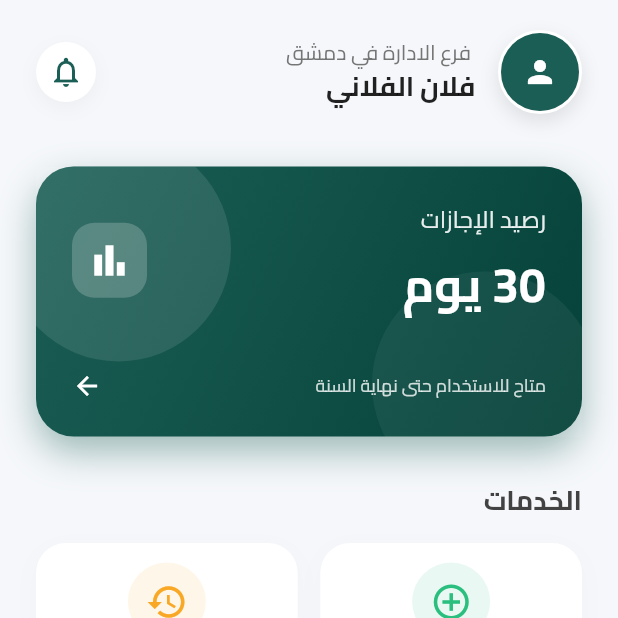
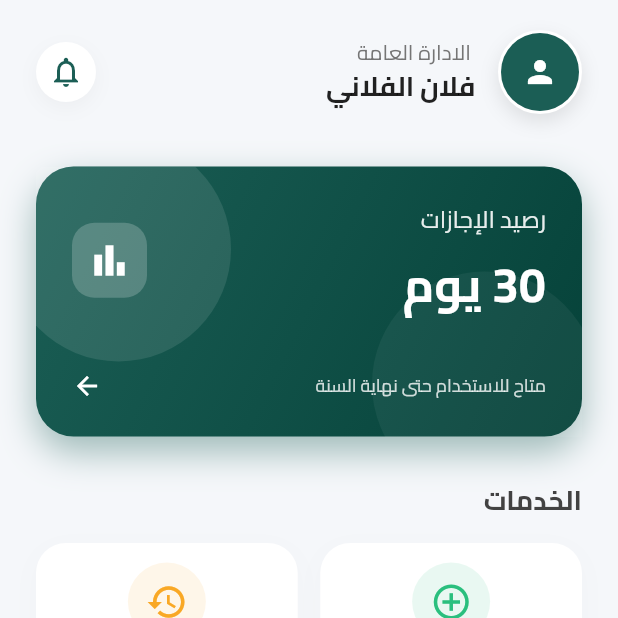
Before and after one commit to Alisheakho/vacation, a Flutter app: the screen it shows after launch, after a tap on "تسجيل الدخول", on a phone screen of 412 x 824 dp, the top half of it. Run offline on Flutter 3.47's test engine with Material 3 defaults, Android fonts, the phone set to English and light mode, and no system bars; our stand-ins replace file_picker, flutter_svg.

Commit message:
Profile Page & More App Details

```diff
--- a/leaveApp_front/lib/pages/home.dart
+++ b/leaveApp_front/lib/pages/home.dart
@@ -1,6 +1,8 @@
 import 'package:flutter/material.dart';
 import 'package:leave_app/pages/leave_form.dart';
 import 'package:leave_app/pages/leave_history.dart';
+import 'package:leave_app/pages/profile.dart';
+import 'package:leave_app/pages/notifications.dart';
 
 class HomePage extends StatefulWidget {
   const HomePage({super.key});
@@ -12,93 +14,34 @@ class HomePage extends StatefulWidget {
 class _HomePageState extends State<HomePage> {
   int _selectedIndex = 0;
 
-  // colors | الالوان الاساسية الي عم نستخدمها بالتطبيق
-  final Color darkColor = const Color(0xFF1B5E55); // Dark Teal
-  final Color lightColor = const Color(0xFF4DB6AC); // Lighter Teal
-  final Color background = const Color(0xFFF5F7FA); // Light Grey/Blue
+  void _switchTab(int index) {
+    setState(() {
+      _selectedIndex = index;
+    });
+  }
+
+  final Color darkColor = const Color(0xFF1B5E55);
+
+  // --- قائمة الصفحات ---
+  late final List<Widget> _pages;
+
+  @override
+  void initState() {
+    super.initState();
+    _pages = [
+      DashboardTab(onTabChange: _switchTab),
+      const LeaveHistoryPage(),
+      const ProfilePage(),
+    ];
+  }
 
   @override
   Widget build(BuildContext context) {
     return Directionality(
-      // Direction Fix
       textDirection: TextDirection.rtl,
       child: Scaffold(
-        backgroundColor: background,
-        body: SafeArea(
-          child: SingleChildScrollView(
-            padding: const EdgeInsets.only(bottom: 100),
-            child: Column(
-              crossAxisAlignment: CrossAxisAlignment.start,
-              children: [
-                const SizedBox(height: 10),
-                // HEADER
-                _buildHeader(),
+        body: IndexedStack(index: _selectedIndex, children: _pages),
 
-                const SizedBox(height: 25),
-
-                // 2. BALANCE CARD
-                _buildBalanceCard(),
-
-                const SizedBox(height: 30),
-
-                // 3. ACTIONS
-                Padding(
-                  padding: const EdgeInsets.symmetric(horizontal: 24),
-                  child: Text(
-                    "الخدمات ",
-                    style: TextStyle(
-                      fontSize: 18,
-                      fontWeight: FontWeight.bold,
-                      color: Colors.grey[800],
-                    ),
-                  ),
-                ),
-                const SizedBox(height: 15),
-                _buildActionGrid(),
-
-                const SizedBox(height: 30),
-
-                // 4. RECENT
-                Padding(
-                  padding: const EdgeInsets.symmetric(horizontal: 24),
-                  child: Row(
-                    mainAxisAlignment: MainAxisAlignment.spaceBetween,
-                    children: [
-                      Text(
-                        "آخر النشاطات",
-                        style: TextStyle(
-                          fontSize: 18,
-                          fontWeight: FontWeight.bold,
-                          color: Colors.grey[800],
-                        ),
-                      ),
-                      TextButton(
-                        onPressed: () {
-                          Navigator.of(context).push(
-                            MaterialPageRoute(
-                              builder: (context) => const LeaveHistoryPage(),
-                            ),
-                          );
-                        },
-                        child: Text(
-                          "عرض الكل",
-                          style: TextStyle(color: darkColor),
-                        ),
-                      ),
-                    ],
-                  ),
-                ),
-                _buildRecentActivityItem(
-                  "إجازة سنوية",
-                  "قيد المراجعة",
-                  "2025/--/--",
-                ),
-              ],
-            ),
-          ),
-        ),
-
-        // Nav
         bottomNavigationBar: Container(
           decoration: BoxDecoration(
             color: Colors.white,
@@ -113,19 +56,9 @@ class _HomePageState extends State<HomePage> {
           child: BottomNavigationBar(
             currentIndex: _selectedIndex,
             onTap: (index) {
-              setState(() => _selectedIndex = index);
-              if (index == 0) {
-                Navigator.of(context).push(
-                  MaterialPageRoute(builder: (context) => const HomePage()),
-                );
-              } else if (index == 1) {
-                _selectedIndex = 0;
-                Navigator.of(context).push(
-                  MaterialPageRoute(
-                    builder: (context) => const LeaveHistoryPage(),
-                  ),
-                );
-              }
+              setState(() {
+                _selectedIndex = index;
+              });
             },
             type: BottomNavigationBarType.fixed,
             backgroundColor: Colors.white,
@@ -153,8 +86,87 @@ class _HomePageState extends State<HomePage> {
       ),
     );
   }
+}
 
-  Widget _buildHeader() {
+class DashboardTab extends StatelessWidget {
+  const DashboardTab({super.key, required this.onTabChange});
+  final Function(int) onTabChange;
+
+  final Color darkColor = const Color(0xFF1B5E55);
+  final Color background = const Color(0xFFF5F7FA);
+
+  @override
+  Widget build(BuildContext context) {
+    return Scaffold(
+      backgroundColor: background,
+      body: SafeArea(
+        child: SingleChildScrollView(
+          padding: const EdgeInsets.only(bottom: 20),
+          child: Column(
+            crossAxisAlignment: CrossAxisAlignment.start,
+            children: [
+              const SizedBox(height: 10),
+              _buildHeader(context),
+              const SizedBox(height: 25),
+              _buildBalanceCard(context),
+              const SizedBox(height: 30),
+
+              Padding(
+                padding: const EdgeInsets.symmetric(horizontal: 24),
+                child: Text(
+                  "الخدمات ",
+                  style: TextStyle(
+                    fontSize: 18,
+                    fontWeight: FontWeight.bold,
+                    color: Colors.grey[800],
+                  ),
+                ),
+              ),
+              const SizedBox(height: 15),
+
+              _buildActionGrid(context),
+
+              const SizedBox(height: 30),
+
+              Padding(
+                padding: const EdgeInsets.symmetric(horizontal: 24),
+                child: Row(
+                  mainAxisAlignment: MainAxisAlignment.spaceBetween,
+                  children: [
+                    Text(
+                      "آخر النشاطات",
+                      style: TextStyle(
+                        fontSize: 18,
+                        fontWeight: FontWeight.bold,
+                        color: Colors.grey[800],
+                      ),
+                    ),
+                    TextButton(
+                      onPressed: () {
+                        // Optional: Navigate to history tab via logic or push
+                        onTabChange(1);
+                      },
+                      child: Text(
+                        "عرض الكل",
+                        style: TextStyle(color: darkColor),
+                      ),
+                    ),
+                  ],
+                ),
+              ),
+              _buildRecentActivityItem(
+                "إجازة سنوية",
+                "قيد المراجعة",
+                "2025/--/--",
+              ),
+            ],
+          ),
+        ),
+      ),
+    );
+  }
+
+  Widget _buildHeader(context) {
     return Padding(
       padding: const EdgeInsets.symmetric(horizontal: 24, vertical: 10),
       child: Row(
@@ -185,7 +197,7 @@ class _HomePageState extends State<HomePage> {
                 crossAxisAlignment: CrossAxisAlignment.start,
                 children: [
                   Text(
-                    ' فرع الادارة في دمشق ',
+                    ' الادارة العامة ',
                     style: TextStyle(fontSize: 14, color: Colors.grey[600]),
                   ),
                   const Text(
@@ -200,7 +212,18 @@ class _HomePageState extends State<HomePage> {
               ),
             ],
           ),
-          Container(
+          InkWell(
+            onTap: () {
+              // Now 'context' is available here!
+              Navigator.push(
+                context,
+                MaterialPageRoute(
+                  builder: (context) => const NotificationsPage(),
+                ),
+              );
+            },
+            borderRadius: BorderRadius.circular(50),
+            child: Container(
               padding: const EdgeInsets.all(8),
               decoration: BoxDecoration(
                 color: Colors.white,
@@ -215,12 +238,13 @@ class _HomePageState extends State<HomePage> {
               ),
               child: Icon(Icons.notifications_outlined, color: darkColor),
             ),
+          ),
         ],
       ),
     );
   }
 
-  Widget _buildBalanceCard() {
+  Widget _buildBalanceCard(BuildContext context) {
     return Padding(
       padding: const EdgeInsets.symmetric(horizontal: 24),
       child: Container(
@@ -243,7 +267,6 @@ class _HomePageState extends State<HomePage> {
         ),
         child: Stack(
           children: [
-            // Background circle
             Positioned(
               top: -20,
               left: -20,
@@ -268,7 +291,6 @@ class _HomePageState extends State<HomePage> {
                 ),
               ),
             ),
-            // Content
             Padding(
               padding: const EdgeInsets.all(24.0),
               child: Column(
@@ -339,26 +361,35 @@ class _HomePageState extends State<HomePage> {
     );
   }
 
-  Widget _buildActionGrid() {
+  Widget _buildActionGrid(BuildContext context) {
     return Padding(
       padding: const EdgeInsets.symmetric(horizontal: 24),
       child: Row(
         children: [
           Expanded(
             child: _buildActionCard(
+              context,
               title: 'طلب جديد',
               icon: Icons.add_circle_outline,
               color: const Color(0xFF2ABF7E),
-              onTap: () {},
+              onTap: () {
+                Navigator.push(
+                  context,
+                  MaterialPageRoute(builder: (context) => const AddLeavePage()),
+                );
+              },
             ),
           ),
           const SizedBox(width: 15),
           Expanded(
             child: _buildActionCard(
+              context,
               title: 'السجل',
               icon: Icons.history,
               color: const Color(0xFFF9A825),
-              onTap: () {},
+              onTap: () {
+                onTabChange(1);
+              },
             ),
           ),
         ],
@@ -366,7 +397,8 @@ class _HomePageState extends State<HomePage> {
     );
   }
 
-  Widget _buildActionCard({
+  Widget _buildActionCard(
+    BuildContext context, {
     required String title,
     required IconData icon,
     required Color color,
@@ -388,21 +420,7 @@ class _HomePageState extends State<HomePage> {
       child: Material(
         color: Colors.transparent,
         child: InkWell(
-          onTap: () {
-            if (title == 'طلب جديد') {
-              Navigator.push(
-                context,
-                MaterialPageRoute(builder: (context) => const AddLeavePage()),
-              );
-            } else {
-              Navigator.of(context).push(
-                MaterialPageRoute(
-                  builder: (context) => const LeaveHistoryPage(),
-                ),
-              );
-            }
-          },
-
+          onTap: onTap,
           borderRadius: BorderRadius.circular(20),
           child: Column(
             mainAxisAlignment: MainAxisAlignment.center,
--- a/leaveApp_front/lib/pages/leave_history.dart
+++ b/leaveApp_front/lib/pages/leave_history.dart
@@ -12,7 +12,6 @@ class _LeaveHistoryPageState extends State<LeaveHistoryPage> {
   final Color darkColor = const Color(0xFF1B5E55);
   final Color background = const Color(0xFFF5F7FA);
 
-  // Dummy Data: List of Leave Requests
   final List<Map<String, dynamic>> _leaves = [
     // {
     //   'type': 'إجازة سنوية',
@@ -54,10 +53,6 @@ class _LeaveHistoryPageState extends State<LeaveHistoryPage> {
               fontWeight: FontWeight.bold,
               fontSize: 18,
             ),
-          ),
-          leading: IconButton(
-            icon: const Icon(Icons.arrow_back_ios_new, color: Colors.black87),
-            onPressed: () => Navigator.pop(context),
           ),
         ),
         body: _leaves.isEmpty
@@ -227,7 +222,6 @@ class _LeaveHistoryPageState extends State<LeaveHistoryPage> {
                         ],
                       ),
 
-                      // --- Bottom Row: Reason (Only if exists) ---
                       if (leave['reason'] != null &&
                           leave['reason'].toString().trim().isNotEmpty) ...[
                         const SizedBox(height: 10),
--- /dev/null
+++ b/leaveApp_front/lib/pages/profile.dart
@@ -0,0 +1,270 @@
+import 'package:flutter/material.dart';
+import 'login.dart';
+
+class ProfilePage extends StatelessWidget {
+  const ProfilePage({super.key});
+
+  // theme colors
+  final Color darkColor = const Color(0xFF1B5E55);
+  final Color lightColor = const Color(0xFF4DB6AC);
+  final Color background = const Color(0xFFF5F7FA);
+
+  @override
+  Widget build(BuildContext context) {
+    return Directionality(
+      textDirection: TextDirection.rtl,
+      child: Scaffold(
+        backgroundColor: background,
+        appBar: AppBar(
+          backgroundColor: background,
+          elevation: 0,
+          title: const Text(
+            'الملف الشخصي',
+            style: TextStyle(
+              color: Colors.black87,
+              fontWeight: FontWeight.bold,
+              fontSize: 18,
+            ),
+          ),
+          centerTitle: true,
+        ),
+        body: SingleChildScrollView(
+          padding: const EdgeInsets.symmetric(horizontal: 24, vertical: 10),
+          child: Column(
+            children: [
+              const SizedBox(height: 20),
+
+              _buildProfileHeader(),
+
+              const SizedBox(height: 30),
+
+              _buildSectionTitle('المعلومات الشخصية'),
+              _buildInfoCard(
+                children: [
+                  _buildInfoRow(
+                    Icons.person_outline,
+                    'الاسم الكامل',
+                    'فلان الفلاني',
+                  ),
+                  _buildDivider(),
+                  _buildInfoRow(
+                    Icons.badge_outlined,
+                    'الرقم الذاتي',
+                    '0123456789',
+                  ),
+                ],
+              ),
+
+              const SizedBox(height: 24),
+
+              _buildSectionTitle('معلومات العمل'),
+              _buildInfoCard(
+                children: [
+                  _buildInfoRow(
+                    Icons.work_outline,
+                    'المسمى الوظيفي',
+                    'عنصر مراقبة كاميرات',
+                  ),
+                  _buildDivider(),
+                  _buildInfoRow(
+                    Icons.account_balance_wallet_outlined,
+                    'رصيد الإجازات',
+                    '30 يوم',
+                  ),
+                  _buildDivider(),
+                  _buildInfoRow(
+                    Icons.location_on_outlined,
+                    'الفرع',
+                    'الادارة العامة',
+                  ),
+                  _buildDivider(),
+                  _buildInfoRow(
+                    Icons.apartment_outlined,
+                    'القسم',
+                    'المعلوماتية',
+                  ),
+                ],
+              ),
+
+              const SizedBox(height: 40),
+
+              SizedBox(
+                width: double.infinity,
+                height: 55,
+                child: ElevatedButton(
+                  onPressed: () {
+                    Navigator.of(context).pushReplacement(
+                      MaterialPageRoute(
+                        builder: (context) => const SignInPage(),
+                      ),
+                    );
+                  },
+                  style: ElevatedButton.styleFrom(
+                    backgroundColor: Colors.red[50], // Light red background
+                    foregroundColor: Colors.red, // Red text/icon
+                    elevation: 0,
+                    shape: RoundedRectangleBorder(
+                      borderRadius: BorderRadius.circular(16),
+                      side: BorderSide(color: Colors.red.withOpacity(0.2)),
+                    ),
+                  ),
+                  child: const Row(
+                    mainAxisAlignment: MainAxisAlignment.center,
+                    children: [
+                      Icon(Icons.logout),
+                      SizedBox(width: 8),
+                      Text(
+                        'تسجيل الخروج',
+                        style: TextStyle(
+                          fontSize: 16,
+                          fontWeight: FontWeight.bold,
+                        ),
+                      ),
+                    ],
+                  ),
+                ),
+              ),
+              const SizedBox(height: 30),
+            ],
+          ),
+        ),
+      ),
+    );
+  }
+
+  // --- Helper Widgets ---
+
+  Widget _buildProfileHeader() {
+    return Column(
+      children: [
+        Stack(
+          children: [
+            Container(
+              padding: const EdgeInsets.all(4),
+              decoration: BoxDecoration(
+                shape: BoxShape.circle,
+                border: Border.all(color: darkColor, width: 2),
+                boxShadow: [
+                  BoxShadow(
+                    color: darkColor.withOpacity(0.2),
+                    blurRadius: 20,
+                    offset: const Offset(0, 10),
+                  ),
+                ],
+              ),
+              child: CircleAvatar(
+                radius: 50,
+                backgroundColor: Colors.grey[200],
+                child: const Icon(Icons.person, size: 50, color: Colors.grey),
+              ),
+            ),
+            // Edit Icon Badge
+            Positioned(
+              bottom: 0,
+              right: 0,
+              child: Container(
+                padding: const EdgeInsets.all(8),
+                decoration: BoxDecoration(
+                  color: darkColor,
+                  shape: BoxShape.circle,
+                  border: Border.all(color: Colors.white, width: 3),
+                ),
+              ),
+            ),
+          ],
+        ),
+        const SizedBox(height: 16),
+        const Text(
+          'فلان الفلاني',
+          style: TextStyle(
+            fontSize: 22,
+            fontWeight: FontWeight.bold,
+            color: Colors.black87,
+          ),
+        ),
+        const SizedBox(height: 4),
+      ],
+    );
+  }
+
+  Widget _buildSectionTitle(String title) {
+    return Padding(
+      padding: const EdgeInsets.only(bottom: 12, right: 4),
+      child: Align(
+        alignment: Alignment.centerRight,
+        child: Text(
+          title,
+          style: TextStyle(
+            fontSize: 16,
+            fontWeight: FontWeight.bold,
+            color: Colors.grey[800],
+          ),
+        ),
+      ),
+    );
+  }
+
+  Widget _buildInfoCard({required List<Widget> children}) {
+    return Container(
+      width: double.infinity,
+      decoration: BoxDecoration(
+        color: Colors.white,
+        borderRadius: BorderRadius.circular(20),
+        boxShadow: [
+          BoxShadow(
+            color: Colors.grey.withOpacity(0.05),
+            blurRadius: 15,
+            offset: const Offset(0, 5),
+          ),
+        ],
+      ),
+      child: Column(children: children),
+    );
+  }
+
+  Widget _buildInfoRow(IconData icon, String label, String value) {
+    return Padding(
+      padding: const EdgeInsets.symmetric(horizontal: 20, vertical: 16),
+      child: Row(
+        children: [
+          Container(
+            padding: const EdgeInsets.all(10),
+            decoration: BoxDecoration(
+              color: darkColor.withOpacity(0.08),
+              borderRadius: BorderRadius.circular(10),
+            ),
+            child: Icon(icon, color: darkColor, size: 22),
+          ),
+          const SizedBox(width: 16),
+          Column(
+            crossAxisAlignment: CrossAxisAlignment.start,
+            children: [
+              Text(
+                label,
+                style: TextStyle(fontSize: 12, color: Colors.grey[500]),
+              ),
+              const SizedBox(height: 2),
+              Text(
+                value,
+                style: const TextStyle(
+                  fontSize: 15,
+                  fontWeight: FontWeight.w600,
+                  color: Colors.black87,
+                ),
+              ),
+            ],
+          ),
+        ],
+      ),
+    );
+  }
+
+  Widget _buildDivider() {
+    return Divider(
+      height: 1,
+      thickness: 1,
+      color: Colors.grey[100],
+      indent: 60,
+    );
+  }
+}
--- a/leaveApp_front/pubspec.yaml
+++ b/leaveApp_front/pubspec.yaml
@@ -31,6 +31,7 @@ dependencies:
   flutter:
     sdk: flutter
   flutter_svg: ^2.2.3
+  intl: ^0.19.0
 
 
   # The following adds the Cupertino Icons font to your application.
```
Also changed, not shown: leaveApp_front/lib/pages/leave_form.dart (+18 -3 lines), leaveApp_front/lib/pages/notifications.dart (added, +179 -0 lines), leaveApp_front/pubspec.lock. Lines whose indentation alone changed are shown as unchanged.
